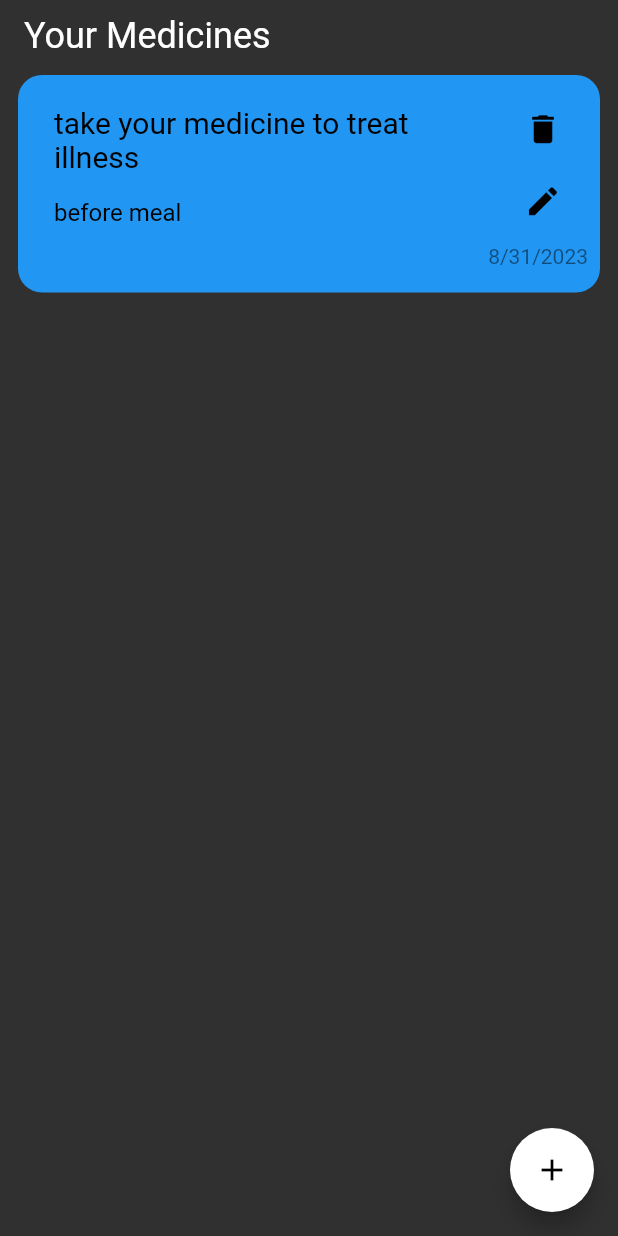
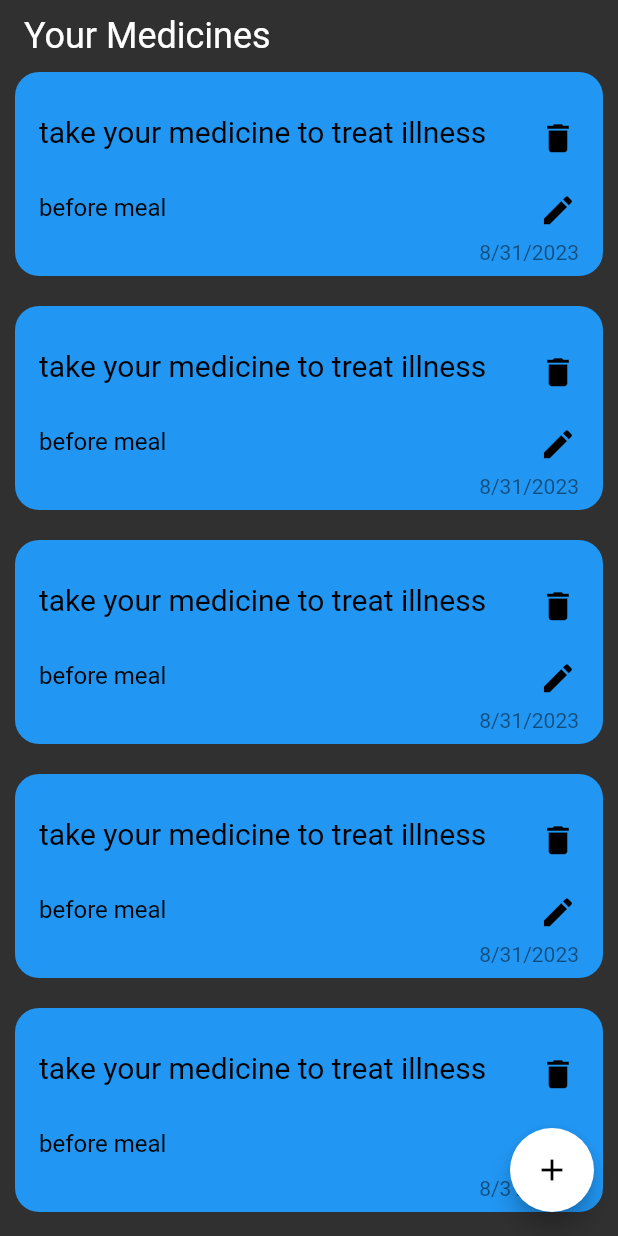
Before and after one commit to MeDoRa0/MyMeds, a Flutter app: the screen it shows after launch, on a phone screen of 412 x 824 dp. Run offline on Flutter 3.47's test engine with Material 2 defaults, Android fonts, the phone set to English and light mode, and no system bars; our stand-ins replace animated_text_kit, go_router.

Commit message:
creat medicine list view

```diff
--- a/lib/features/home/views/widgets/custom_app_bar.dart
+++ b/lib/features/home/views/widgets/custom_app_bar.dart
@@ -7,8 +7,6 @@ class CustomAppBar extends StatelessWidget {
   @override
   Widget build(BuildContext context) {
     return SafeArea(
-      child: Container(
-        // color: Colors.red,
       child: Padding(
         padding: const EdgeInsets.only(
           top: 10,
@@ -26,7 +24,6 @@ class CustomAppBar extends StatelessWidget {
           ],
         ),
       ),
-      ),
     );
   }
 }
--- a/lib/features/home/views/widgets/medicine_item.dart
+++ b/lib/features/home/views/widgets/medicine_item.dart
@@ -6,7 +6,7 @@ class MedicineItem extends StatelessWidget {
   @override
   Widget build(BuildContext context) {
     return Container(
-      padding: const EdgeInsets.symmetric(horizontal: 8, vertical: 8),
+      //padding: const EdgeInsets.symmetric(horizontal: 8, vertical: 8),
       decoration: BoxDecoration(
         color: Colors.blue,
         borderRadius: BorderRadius.circular(16),
@@ -14,13 +14,15 @@ class MedicineItem extends StatelessWidget {
       child: Padding(
         padding: const EdgeInsets.symmetric(vertical: 8),
         child: Column(crossAxisAlignment: CrossAxisAlignment.end, children: [
-          ListTile(
+          Padding(
+            padding: const EdgeInsets.only(top: 16),
+            child: ListTile(
               title: const Text(
                 'take your medicine to treat illness',
                 style: TextStyle(color: Colors.black, fontSize: 20),
               ),
               subtitle: const Padding(
-              padding: EdgeInsets.only(top: 16),
+                padding: EdgeInsets.only(top: 30),
                 child: Text(
                   'before meal',
                   style: TextStyle(color: Colors.black, fontSize: 16),
@@ -50,12 +52,16 @@ class MedicineItem extends StatelessWidget {
                 ),
               ),
             ),
+          ),
           const SizedBox(
             height: 8,
           ),
-          Text(
+          Padding(
+            padding: const EdgeInsets.only(right: 16),
+            child: Text(
               '8/31/2023',
               style: TextStyle(color: Colors.black.withOpacity(0.5)),
+            ),
           ),
         ]),
       ),
--- /dev/null
+++ b/lib/features/home/views/widgets/medicine_list_view.dart
@@ -0,0 +1,20 @@
+import 'package:flutter/material.dart';
+import 'package:my_meds/features/home/views/widgets/medicine_item.dart';
+
+class MedicineListView extends StatelessWidget {
+  const MedicineListView({super.key});
+
+  @override
+  Widget build(BuildContext context) {
+    return ListView.builder(
+      //to remove the defult padding of listview
+      padding: EdgeInsets.zero,
+      itemBuilder: (context, index) {
+        return const Padding(
+          padding: EdgeInsets.symmetric(vertical: 10, horizontal: 10),
+          child: MedicineItem(),
+        );
+      },
+    );
+  }
+}
--- a/lib/features/home/views/widgets/medicine_view_body.dart
+++ b/lib/features/home/views/widgets/medicine_view_body.dart
@@ -1,6 +1,6 @@
 import 'package:flutter/material.dart';
 import 'package:my_meds/features/home/views/widgets/custom_app_bar.dart';
-import 'package:my_meds/features/home/views/widgets/medicine_item.dart';
+import 'medicine_list_view.dart';
 
 class MedicineViewBody extends StatelessWidget {
   const MedicineViewBody({super.key});
@@ -12,9 +12,8 @@ class MedicineViewBody extends StatelessWidget {
         CustomAppBar(
           title: 'Your Medicines',
         ),
-        Padding(
-          padding: EdgeInsets.symmetric(horizontal: 12, vertical: 12),
-          child: MedicineItem(),
+        Expanded(
+          child: MedicineListView(),
         ),
       ],
     );
```
Lines whose indentation alone changed are shown as unchanged.
